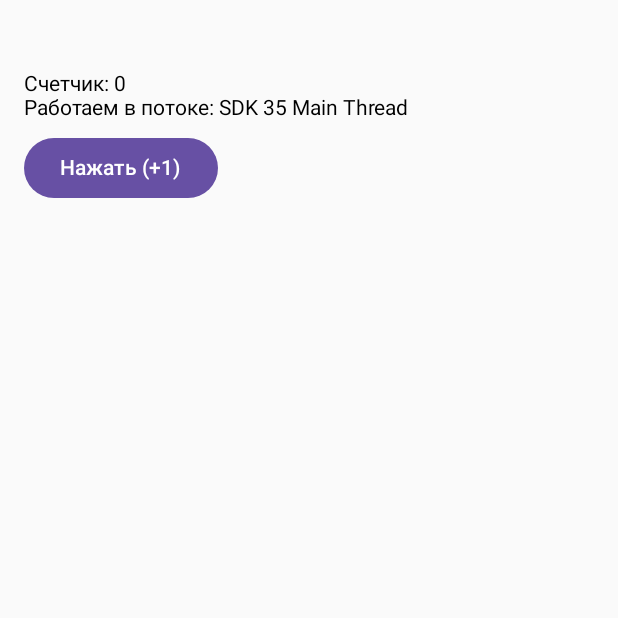
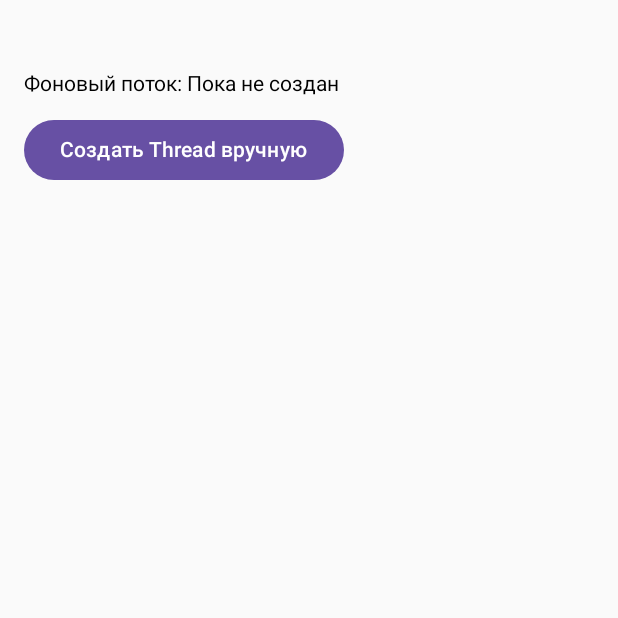
Before and after one commit to yurashvedov6-lgtm/MyAppWeather, an Android app built with Jetpack Compose: the screen it shows after launch (MainActivity), on a phone screen of 412 x 824 dp, the top half of it. Run offline under Robolectric (Android 15) with nearby library versions, the phone set to English and light mode, and no system bars.

Commit message:
перед этим был сложный commit сейчас я создал поток myThread и внем сделал задержку перед этим создал переменную name считывающую название созданного потока и вывел в элемент Text

```diff
--- a/app/src/main/java/com/example/appweather/MainActivity.kt
+++ b/app/src/main/java/com/example/appweather/MainActivity.kt
@@ -22,7 +22,6 @@ class MainActivity : ComponentActivity() {
     override fun onCreate(savedInstanceState: Bundle?) {
         super.onCreate(savedInstanceState)
         setContent {
-            // Точка входа: запускаем наш экран
             SimpleMainThreadBrick()
         }
     }
@@ -30,36 +29,41 @@ class MainActivity : ComponentActivity() {
 
 @Composable
 fun SimpleMainThreadBrick() {
-    // 1. Переменная состояния живет в главном потоке
-    var counter by remember { mutableStateOf(0) }
-    val threadName = Thread.currentThread().name // Вернет "main"
+
+    var bgThreadName by remember { mutableStateOf("Пока не создан") }
+
 
     Column(modifier = Modifier.padding(top = 48.dp, start = 16.dp, end = 16.dp)) {
-        Text(text = "Счетчик: $counter")
-        Text(text = "Работаем в потоке: $threadName")
 
-        Spacer(modifier = Modifier.height(8.dp))
+        Text(text = "Фоновый поток: $bgThreadName")
 
-        // 2. Нажатие кнопки тоже срабатывает мгновенно в главном потоке
+
+        Spacer(modifier = Modifier.height(12.dp))
+
         Button(
             onClick = {
-                counter++ // Обычное синхронное действие: изменили число -> экран перерисовался
+
+
+                val myThread = Thread {
+                    val name = Thread.currentThread().name // это строка запращив имя
+
+                    Thread.sleep(2000)
+                    bgThreadName = name
+
+                }
+                myThread.start()
             }
         ) {
-            Text("Нажать (+1)")
+            Text("Создать Thread вручную")
         }
     }
 }
 /*
-                    //================ в этом коде начал изучать ООП ====================//
-                     Обяснение перем threadName c точки ООП.
-                     так как здесь на самом деле нет наследования в самой записи,
-                     но есть работа с классом,
-                      статическим методом, объектом (экземпляром) и свойством.
-                      В этом коде запустил самый простой главный поток main ив строке
-                      val threadName = Thread.currentThread().name // Вернет "main"
-                      с помощью главного класса потока и его статистического метода currentThread
-                и поля name посмотрел как он называется и в нем (Thread ) потоке крутится мой
-                код кнопки.
-
+                                Создаем фоновый поток в ручную
+       1.с помощью переменной myThread {} поместили его в действие onClick
+       2.bgThreadName эта переменная в нее записали "пока не создан поток "
+       затем ее поместили сверху в элемент Text
+       3. После задержки Thread.sleep(millis=2000)
+       4.Затем ей присвоили переменную name в самом потоке .
+       5.При нажатии кнопки создаются поочереди параллельные потоки
 */
```
